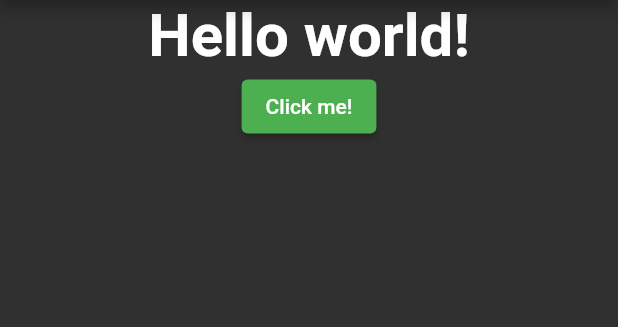
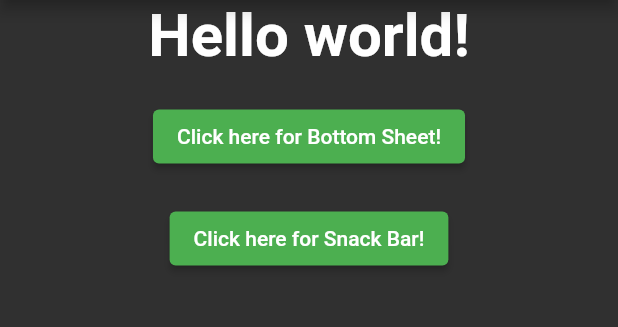
Before and after one commit to laksh97/flutter_notification, a Flutter app: the screen it shows after launch, on a phone screen of 412 x 824 dp, the part 84-411 px from its top. Run offline on Flutter 3.47's test engine with Material 2 defaults, Android fonts, the phone set to English and light mode, and no system bars.

Commit message:
Update main.dart

```diff
--- a/lib/main.dart
+++ b/lib/main.dart
@@ -43,6 +43,19 @@ class _MyAppState extends State<MyApp> {
         });
   }
 
+  void _showSnackBar() {
+    ScaffoldMessenger.of(context).showSnackBar(
+      SnackBar(
+        content: Text(
+          "Hello World!",
+          textAlign: TextAlign.center,
+          style: TextStyle(fontWeight: FontWeight.bold),
+        ),
+        backgroundColor: Colors.green,
+      ),
+    );
+  }
+
   @override
   Widget build(BuildContext context) {
     return Scaffold(
@@ -58,12 +71,27 @@ class _MyAppState extends State<MyApp> {
                 "Hello world!",
                 style: TextStyle(fontWeight: FontWeight.bold, fontSize: 40),
               ),
+              SizedBox(
+                height: 20,
+                width: 20,
+              ),
               ElevatedButton(
                 onPressed: _showBottomSheet,
                 style: ButtonStyle(
                   backgroundColor: MaterialStateProperty.all(Colors.green),
                 ),
-                child: Text("Click me!"),
+                child: Text("Click here for Bottom Sheet!"),
+              ),
+              SizedBox(
+                height: 20,
+                width: 20,
+              ),
+              ElevatedButton(
+                onPressed: _showSnackBar,
+                style: ButtonStyle(
+                  backgroundColor: MaterialStateProperty.all(Colors.green),
+                ),
+                child: Text("Click here for Snack Bar!"),
               ),
             ],
           ),
```
